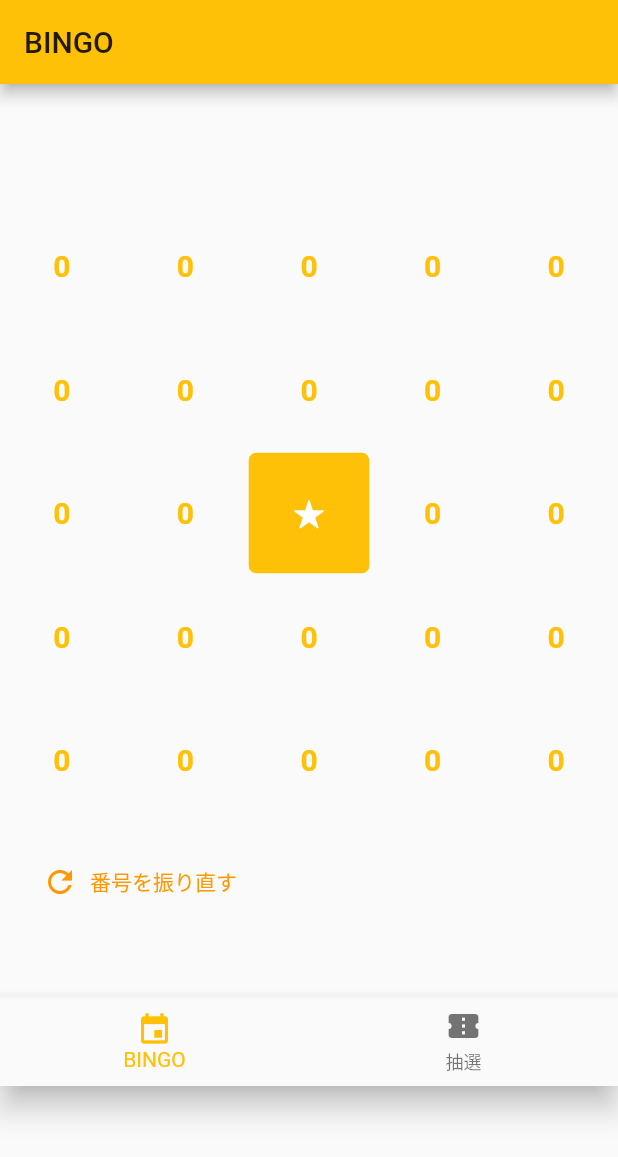
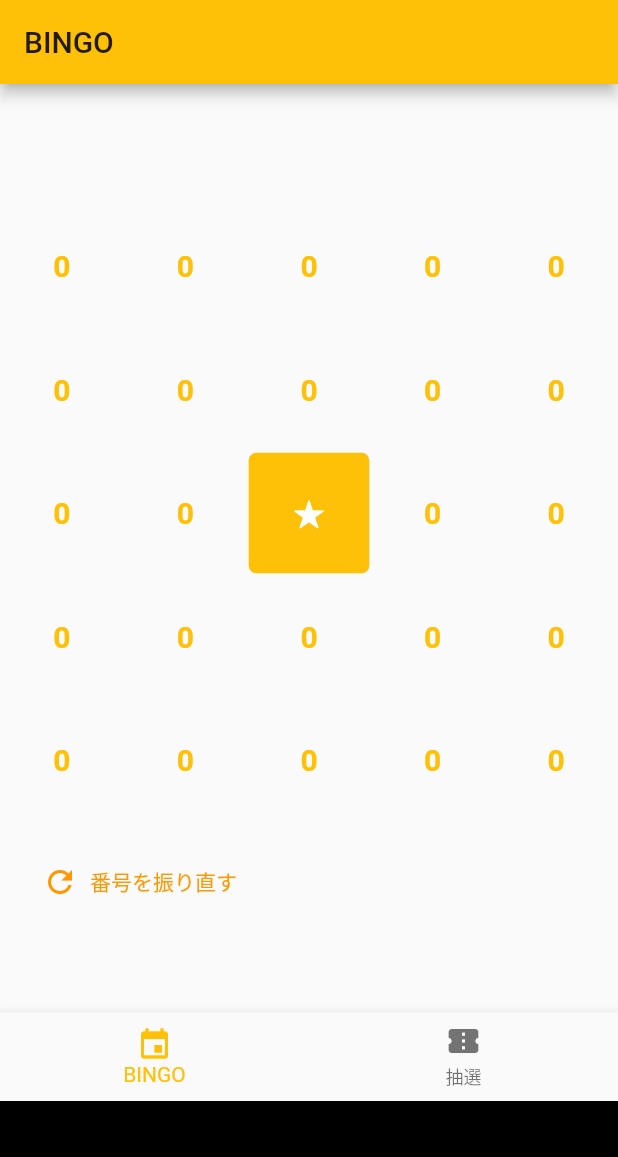
Before and after one commit to solty919/SimpleBingo, a Flutter app: the screen it shows after launch, after a tap on "カードを発行する", on a phone screen of 412 x 824 dp. Shown: the top 1157 px of the screen. Run offline on Flutter 3.47's test engine with Material 2 defaults, Android fonts, the phone set to English and light mode, and no system bars; our stand-ins replace confetti, hive, hive_flutter; missing offline and left inert: firebase_admob; accounts and stored records are empty; generated files the repository leaves out were written again.

Commit message:
広告の位置を調整

```diff
--- /dev/null
+++ b/simple_bingo/lib/common/admob.dart
@@ -0,0 +1,57 @@
+import 'dart:io';
+
+import 'package:firebase_admob/firebase_admob.dart';
+import 'package:flutter/cupertino.dart';
+
+class Admob {
+  static void setup() {
+    FirebaseAdMob.instance.initialize(appId: _appId);
+    _myBanner
+      ..load()
+      ..show(
+        anchorOffset: 0.0,
+        horizontalCenterOffset: 0.0,
+        anchorType: AnchorType.bottom,
+      );
+  }
+
+  static double height(BuildContext context) {
+    final Size screenSize = MediaQuery.of(context).size;
+    print("画面サイズ: ${screenSize}");
+    print("画面の横幅: ${screenSize.width}");
+    print("画面の高さ: ${screenSize.height}");
+
+    // 画面の高さ(dp)によって表示広告(スマートバナー)の高さをセット
+    if (screenSize.height > 720) {
+      return 90.0;
+    } else if (screenSize.height > 400) {
+      return 50.0;
+    } else {
+      return 32.0;
+    }
+    return _myBanner.size.height.toDouble();
+  }
+
+  static MobileAdTargetingInfo _targetingInfo = MobileAdTargetingInfo(
+    keywords: <String>['ビンゴ', '年末', '忘年会', '幹事', '打ち上げ'],
+    childDirected: false,
+    testDevices: <String>[],
+  );
+
+  static BannerAd _myBanner = BannerAd(
+    adUnitId: BannerAd.testAdUnitId,
+    size: AdSize.smartBanner,
+    targetingInfo: _targetingInfo,
+    listener: (MobileAdEvent event) {
+      print("BannerAd event is $event");
+    },
+  );
+
+  static final String _adUnitId = Platform.isAndroid
+      ? 'ca-app-pub-7093305833453939/7690328110'
+      : 'ca-app-pub-7093305833453939/1883290054';
+
+  static final String _appId = Platform.isAndroid
+      ? 'ca-app-pub-7093305833453939~3850429109'
+      : 'ca-app-pub-7093305833453939~8448698404';
+}
--- a/simple_bingo/lib/main.dart
+++ b/simple_bingo/lib/main.dart
@@ -1,10 +1,10 @@
 import 'package:bingo/bingo/bingo.dart';
 import 'package:bingo/bingo/models/chart.dart';
+import 'package:bingo/common/admob.dart';
 import 'package:bingo/common/models/square.dart';
 import 'package:bingo/common/strings.dart';
 import 'package:bingo/draw/draw.dart';
 import 'package:bingo/draw/models/drawn.dart';
-import 'package:firebase_admob/firebase_admob.dart';
 import 'package:flutter/material.dart';
 import 'package:hive/hive.dart';
 import 'package:hive_flutter/hive_flutter.dart';
@@ -15,7 +15,7 @@ void main() async {
   Hive.registerAdapter(SquareAdapter());
   Hive.registerAdapter(DrawnAdapter());
 
-  FirebaseAdMob.instance.initialize(appId: "");
+  Admob.setup();
 
   runApp(SimpleBingo());
 }
@@ -51,6 +51,8 @@ class _BottomNavigationState extends State<BottomNavigation> {
 
   @override
   Widget build(BuildContext context) {
+    final bottomPadding = MediaQuery.of(context).padding.bottom;
+
     return Scaffold(
       appBar: AppBar(
         title: Text(
@@ -58,9 +60,9 @@ class _BottomNavigationState extends State<BottomNavigation> {
         ),
       ),
       body: _widgets.elementAt(_index),
-      bottomNavigationBar: Padding(
-        padding: const EdgeInsets.only(bottom: 100),
-        child: BottomNavigationBar(
+      bottomNavigationBar: Wrap(
+        children: [
+          BottomNavigationBar(
             items: [
               BottomNavigationBarItem(
                   icon: Icon(Icons.event), label: Strings.bingo),
@@ -71,6 +73,12 @@ class _BottomNavigationState extends State<BottomNavigation> {
             onTap: _onTap,
             type: BottomNavigationBarType.fixed,
           ),
+          Container(
+            height:
+                Admob.height(context) + MediaQuery.of(context).padding.bottom,
+            color: Colors.black,
+          ),
+        ],
       ),
     );
   }
```
Lines whose indentation alone changed are shown as unchanged.
